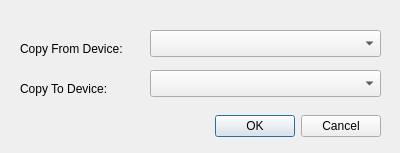
Before: the Qt Designer form recovery/piclonedialog.ui in procount/pinn, drawn with Qt 5.
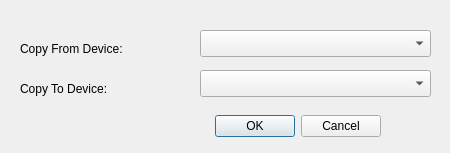
After: the same form once the commit is applied.

The edit to the form file:
```diff
--- a/recovery/piclonedialog.ui
+++ b/recovery/piclonedialog.ui
@@ -6,7 +6,7 @@
    <rect>
     <x>0</x>
     <y>0</y>
-    <width>400</width>
+    <width>450</width>
     <height>153</height>
    </rect>
   </property>
@@ -45,7 +45,7 @@
   <widget class="QComboBox" name="from_cb">
    <property name="geometry">
     <rect>
-     <x>150</x>
+     <x>200</x>
      <y>30</y>
      <width>231</width>
      <height>27</height>
@@ -55,7 +55,7 @@
   <widget class="QComboBox" name="to_cb">
    <property name="geometry">
     <rect>
-     <x>150</x>
+     <x>200</x>
      <y>70</y>
      <width>231</width>
      <height>27</height>
```
